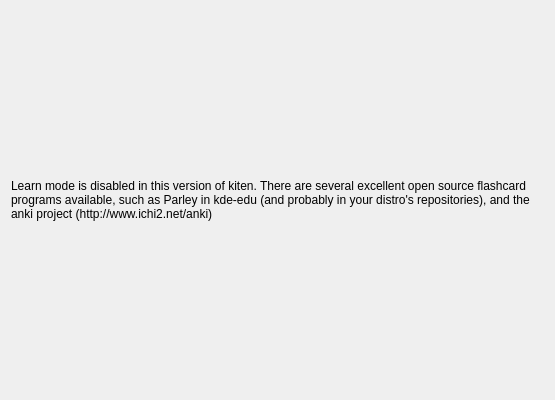
Qt form app/configlearn.ui (KDE/kiten) before a commit.
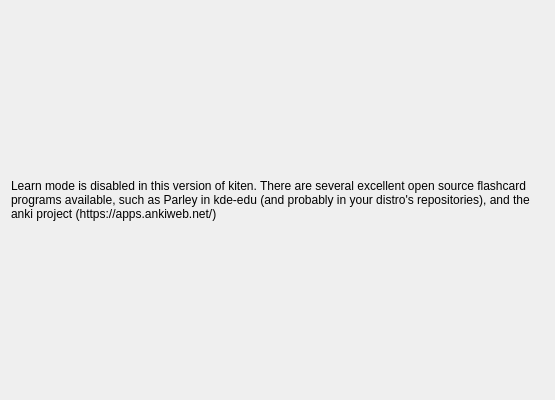
The same form after that commit.

Patch:
```diff
--- a/app/configlearn.ui
+++ b/app/configlearn.ui
@@ -16,7 +16,7 @@
    <item>
     <widget class="QLabel" name="label" >
      <property name="text" >
-      <string>Learn mode is disabled in this version of kiten. There are several excellent open source flashcard programs available, such as Parley in kde-edu (and probably in your distro's repositories), and the anki project (http://www.ichi2.net/anki)</string>
+      <string>Learn mode is disabled in this version of kiten. There are several excellent open source flashcard programs available, such as Parley in kde-edu (and probably in your distro's repositories), and the anki project (https://apps.ankiweb.net/)</string>
      </property>
      <property name="textFormat" >
       <enum>Qt::PlainText</enum>
```
